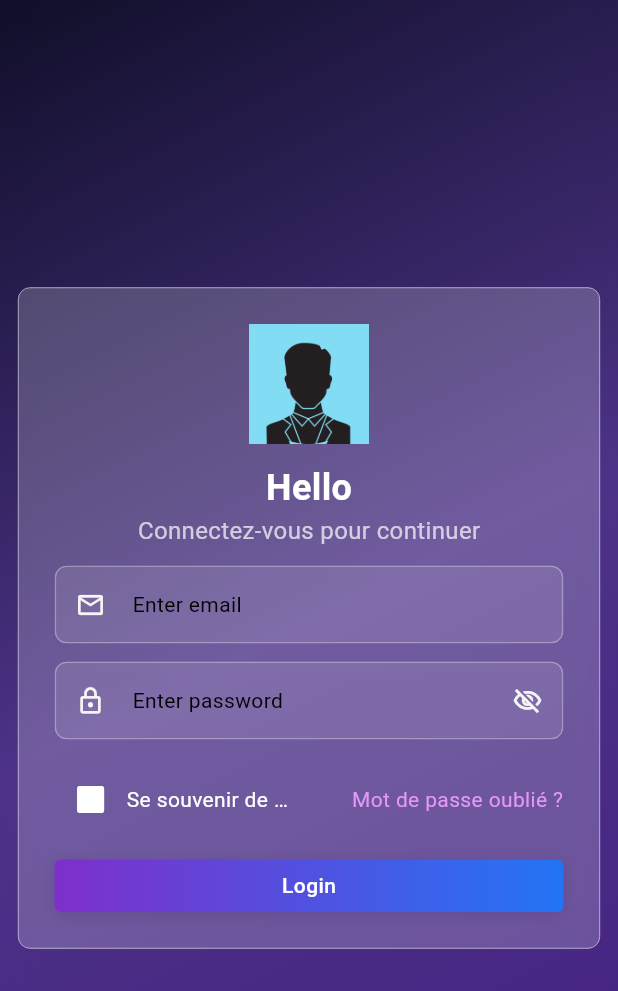
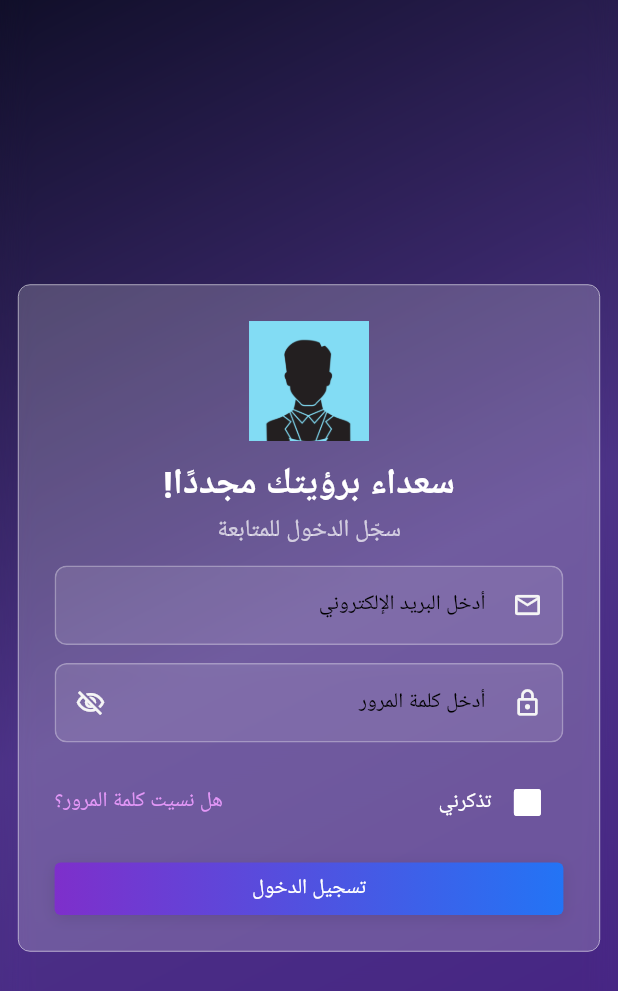
Before and after one commit to beyremagrebi/udemy-app-mobile, a Flutter app: the screen it shows after launch, on a phone screen of 412 x 824 dp. Shown: the top 991 px of the screen. Run offline on Flutter 3.47's test engine with Material 3 defaults, Android fonts, the phone set to English and light mode, and no system bars; drawn by our look-alikes of loader_overlay; our stand-ins replace cached_network_image, dio, flutter_dotenv, flutter_spinkit, google_fonts, shared_preferences.

Commit message:
apply localization for splash screen view and login  view

```diff
--- a/lib/erudaxis.dart
+++ b/lib/erudaxis.dart
@@ -21,7 +21,7 @@ class Erudaxis extends StatelessWidget {
       child: MaterialApp(
         navigatorKey: mainnavigatorKey,
         debugShowCheckedModeBanner: false,
-        locale: const Locale('en'),
+        locale: const Locale('ar'),
         localizationsDelegates: const [
           S.delegate,
           GlobalMaterialLocalizations.delegate,
@@ -29,12 +29,12 @@ class Erudaxis extends StatelessWidget {
           GlobalWidgetsLocalizations.delegate,
         ],
         supportedLocales: S.delegate.supportedLocales,
-        title: 'Flutter Demo',
+        title: 'Erudaxis',
         theme: AppTheme.themeData,
         onGenerateTitle: (context) {
           intl = S.of(context);
           textTheme = Theme.of(context).textTheme;
-          return intl.title;
+          return intl.welcomeBack;
         },
         home: const SplashScreenView(),
       ),
--- a/lib/l10n/intl_ar.arb
+++ b/lib/l10n/intl_ar.arb
@@ -1,3 +1,12 @@
 {
-    "title": "مرحبًا"
+    "enterEmail": "أدخل البريد الإلكتروني",
+    "enterPassword": "أدخل كلمة المرور",
+    "error": "خطأ",
+    "forgotPassword": "هل نسيت كلمة المرور؟",
+    "loading": "جارٍ التحميل...",
+    "login": "تسجيل الدخول",
+    "loginToContinue": "سجّل الدخول للمتابعة",
+    "rememberMe": "تذكرني",
+    "studyCompanion": "رفيق دراستك",
+    "welcomeBack": "سعداء برؤيتك مجددًا!"
 }
--- a/lib/providers/base_view_model.dart
+++ b/lib/providers/base_view_model.dart
@@ -1,3 +1,4 @@
+import 'package:erudaxis/core/constants/constant.dart';
 import 'package:erudaxis/models/base_model.dart';
 import 'package:erudaxis/presentation/utils/alert_dialog.dart';
 import 'package:erudaxis/presentation/utils/spin_loading.dart';
@@ -41,7 +42,7 @@ abstract class BaseViewModel extends ChangeNotifier {
             context.loaderOverlay.hide();
             CustomAlertDialog.showErrorDialog(
               context: context,
-              title: 'Erreur',
+              title: intl.error,
               message: jsonResponse.errorMessage.toString(),
             );
           }
--- a/lib/widgets/auth/login_footer_row.dart
+++ b/lib/widgets/auth/login_footer_row.dart
@@ -31,7 +31,7 @@ class LoginFooterRow extends StatelessWidget {
                   ),
                   Flexible(
                     child: Text(
-                      'Se souvenir de moi',
+                      intl.rememberMe,
                       style: textTheme.bodyMedium?.copyWith(
                         color: Colors.white,
                         fontSize: 14,
@@ -48,7 +48,7 @@ class LoginFooterRow extends StatelessWidget {
               child: GestureDetector(
                 onTap: () {},
                 child: Text(
-                  'Mot de passe oublié ?',
+                  intl.forgotPassword,
                   style: textTheme.bodyMedium?.copyWith(
                     color: const Color.fromARGB(255, 227, 151, 247),
                     fontSize: 14,
--- a/lib/widgets/auth/login_form.dart
+++ b/lib/widgets/auth/login_form.dart
@@ -1,3 +1,4 @@
+import 'package:erudaxis/core/constants/constant.dart';
 import 'package:erudaxis/providers/auth/login_view_model.dart';
 import 'package:erudaxis/providers/auth/validator_view_model.dart';
 import 'package:erudaxis/providers/auth/visibilty_field_password_view_model.dart';
@@ -28,7 +29,7 @@ class LoginForm extends BaseForm<LoginViewModel> {
     return [
       InputText(
         controller: viewModel.emailController,
-        hintText: 'Enter email',
+        hintText: intl.enterEmail,
         validator: validatorViewModel.emailValidator.validate,
         autovalidateMode: AutovalidateMode.onUserInteraction,
         prefixIcon:
@@ -41,7 +42,7 @@ class LoginForm extends BaseForm<LoginViewModel> {
           builder: (context, visibiltyFieldPasswordViewModel, child) =>
               InputText(
             controller: viewModel.passwordController,
-            hintText: 'Enter password',
+            hintText: intl.enterPassword,
             keyboardType: TextInputType.visiblePassword,
             obscureText: visibiltyFieldPasswordViewModel.securePassword,
             validator: validatorViewModel.passwordValidator.validate,
@@ -68,7 +69,7 @@ class LoginForm extends BaseForm<LoginViewModel> {
   Widget buildSubmitButton(BuildContext context) {
     return GradientButton(
       width: double.maxFinite,
-      text: 'Login',
+      text: intl.login,
       onPressed: () {
         if (validateForm()) {
           onSubmit(context);
--- a/lib/widgets/auth/welcome_login.dart
+++ b/lib/widgets/auth/welcome_login.dart
@@ -1,4 +1,4 @@
-import 'package:erudaxis/generated/l10n.dart';
+import 'package:erudaxis/core/constants/constant.dart';
 import 'package:flutter/material.dart';
 
 class WelcomeLogin extends StatelessWidget {
@@ -9,16 +9,16 @@ class WelcomeLogin extends StatelessWidget {
     return Column(
       children: [
         Text(
-          S.of(context).title,
-          style: const TextStyle(
+          intl.welcomeBack,
+          style: textTheme.bodyMedium?.copyWith(
             fontSize: 24,
             fontWeight: FontWeight.bold,
             color: Colors.white,
           ),
         ),
-        const Text(
-          'Connectez-vous pour continuer',
-          style: TextStyle(
+        Text(
+          intl.loginToContinue,
+          style: textTheme.bodyMedium?.copyWith(
             fontSize: 16,
             color: Colors.white70,
           ),
```
Also changed, not shown: lib/l10n/intl_en.arb (+10 -1 lines), lib/l10n/intl_fr.arb (+10 -1 lines), lib/widgets/splash_screen_component.dart (+4 -3 lines), lib/generated/intl/messages_ar.dart, lib/generated/intl/messages_en.dart, lib/generated/intl/messages_fr.dart, lib/generated/l10n.dart.
